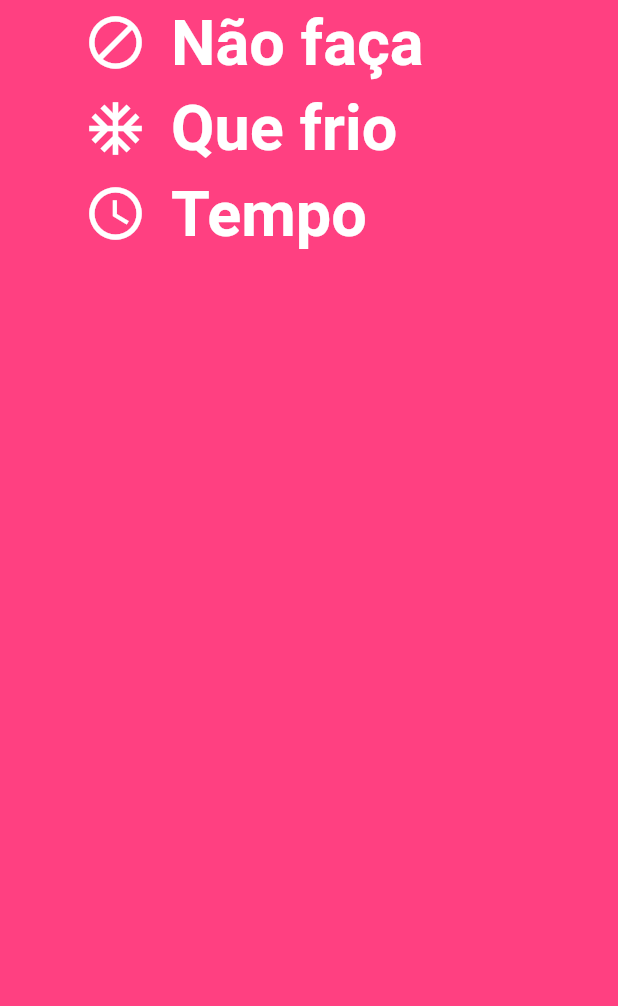
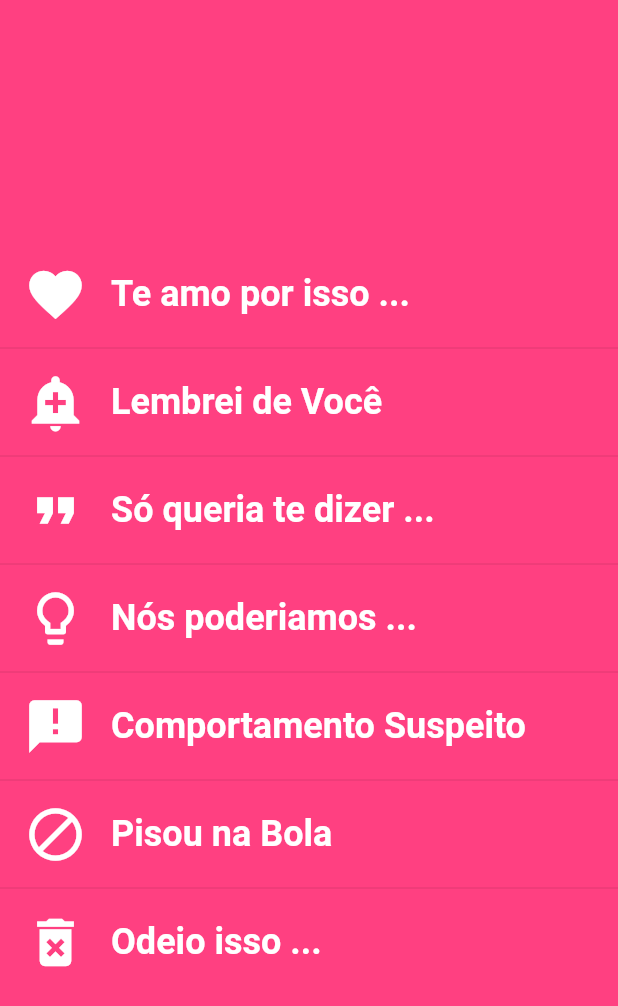
Before and after one commit to t00lmaker/lunnar, a Flutter app: the screen it shows after launch, on a phone screen of 412 x 824 dp. Shown: the top 1006 px of the screen. Run offline on Flutter 3.47's test engine with Material 2 defaults, Android fonts, the phone set to English and light mode, and no system bars.

Commit message:
Ajustes visuais e chamada de segunda tela ao tocar nas listas iniciais

```diff
--- a/lib/home_page.dart
+++ b/lib/home_page.dart
@@ -1,4 +1,5 @@
 import 'package:flutter/material.dart';
+import './registre_page.dart';
 
 class HomePage extends StatefulWidget {
   @override
@@ -11,43 +12,50 @@ class _HomePageState extends State<HomePage> {
     return new Scaffold(
       backgroundColor: Colors.pinkAccent,
       body: new Center(
-        child: new Container(
-          child: new ListView(
-              padding: const EdgeInsets.only(left: 40.0),
-              children: <Widget>[
-            new ItemMainList(icon: Icons.block, text: 'Não faça'),
-            new ItemMainList(icon: Icons.ac_unit, text: 'Que frio'),
-            new ItemMainList(icon: Icons.access_time, text: 'Tempo'),
-          ])
-        ),
-    ));
+          child: new Container(
+              child: new Column(
+                  mainAxisAlignment: MainAxisAlignment.center,
+                  children: <Widget>[
+            new ItemMainList(icon: Icons.favorite, text: 'Te amo por isso ...'),
+            new Divider(),
+            new ItemMainList(icon: Icons.add_alert, text: 'Lembrei de Você'),
+            new Divider(),
+            new ItemMainList(
+                icon: Icons.format_quote, text: 'Só queria te dizer ...'),
+            new Divider(),
+            new ItemMainList(
+                icon: Icons.lightbulb_outline, text: 'Nós poderiamos ...'),
+            new Divider(),
+            new ItemMainList(
+                icon: Icons.announcement, text: 'Comportamento Suspeito'),
+            new Divider(),
+            new ItemMainList(icon: Icons.block, text: 'Pisou na Bola'),
+            new Divider(),
+            new ItemMainList(icon: Icons.delete_forever, text: 'Odeio isso ...'),
+          ]))),
+    );
   }
 }
 
 class ItemMainList extends StatelessWidget {
-
   final IconData icon;
   final String text;
 
-  const ItemMainList({
-    Key key, this.icon, this.text
-  }) : super(key: key);
+  const ItemMainList({Key key, this.icon, this.text}) : super(key: key);
 
   @override
   Widget build(BuildContext context) {
     return new ListTile(
-        leading: new Icon(
-          this.icon,
-          color: Colors.white,
-          size: 42.0
-        ),
-        title: new Text(
-          this.text,
-          style: TextStyle(
-              color: Colors.white,
-              fontWeight: FontWeight.bold,
-              fontSize: 42.0),
-        )
+      leading: new Icon(this.icon, color: Colors.white, size: 42.0),
+      title: new Text(
+        this.text,
+        style: TextStyle(
+            color: Colors.white, fontWeight: FontWeight.bold, fontSize: 24.0),
+      ),
+      onTap: () {
+        Navigator.of(context).push(new MaterialPageRoute(
+            builder: (BuildContext context) => new RegistrePage()));
+      },
     );
   }
 }
```
Also changed, not shown: lib/registre_page.dart (added, +28 -0 lines).
